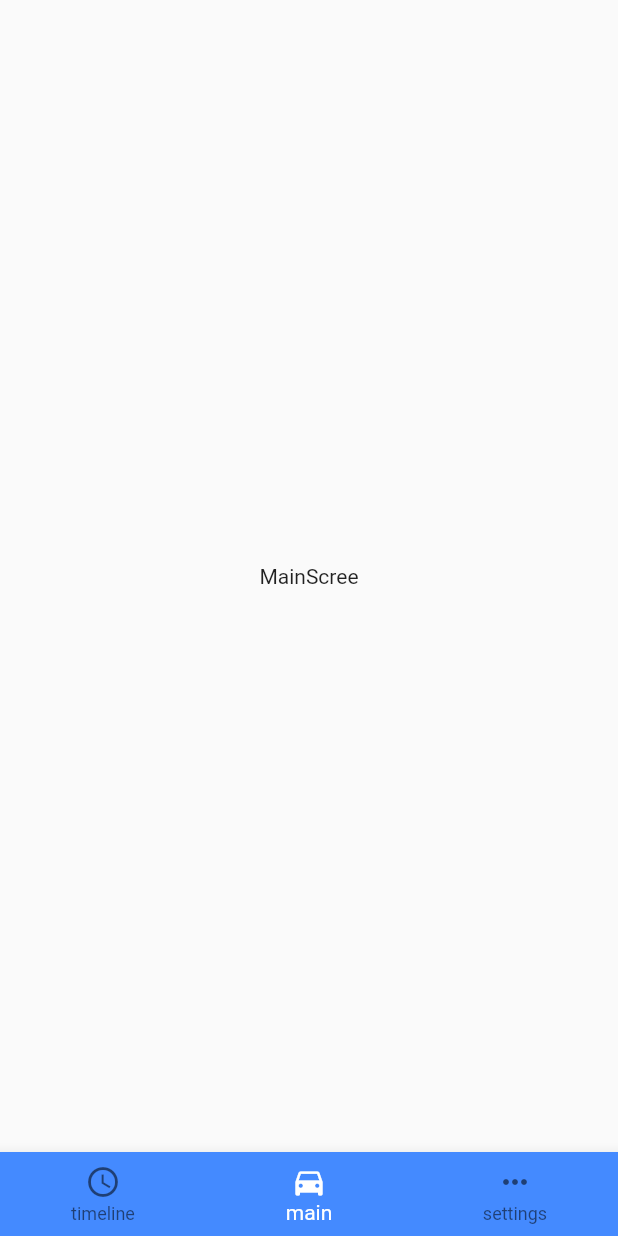
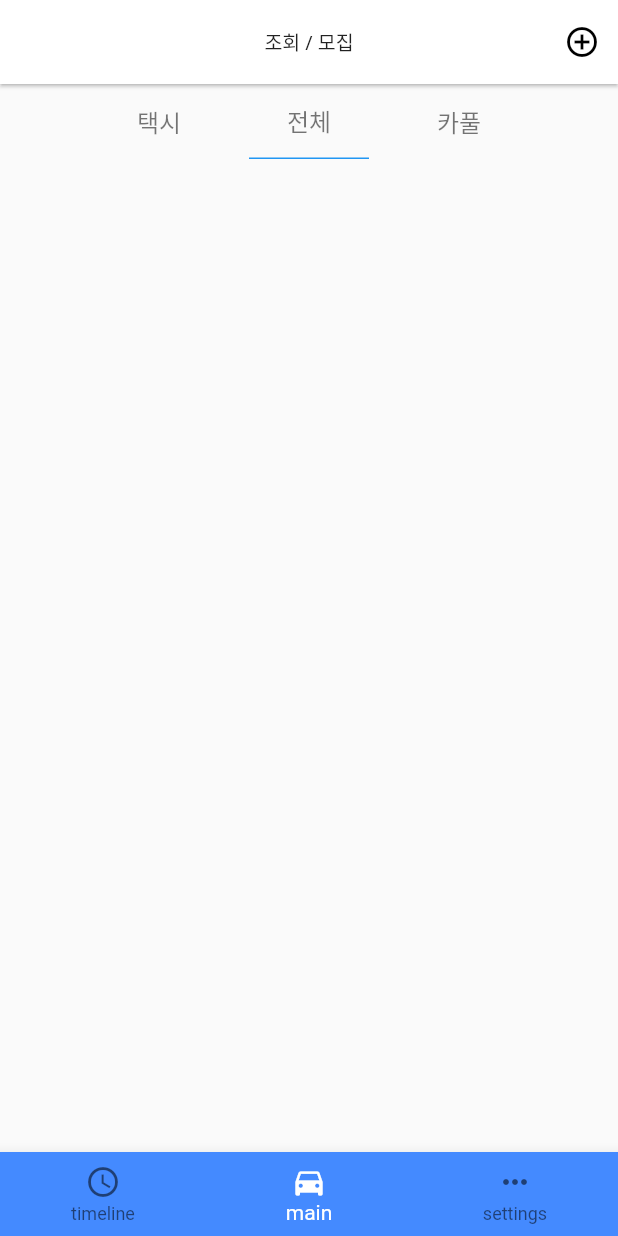
Before and after one commit to I-Taxi/itaxi-front, a Flutter app: the screen it shows after launch, after a tap on "Sign In", on a phone screen of 412 x 824 dp. Run offline on Flutter 3.47's test engine with Material 2 defaults, Android fonts, the phone set to English and light mode, and no system bars; our stand-ins replace get.

Commit message:
feat: Make tab view in mainScreen

```diff
--- /dev/null
+++ b/lib/controller/tabViewController.dart
@@ -0,0 +1,11 @@
+import 'package:flutter/material.dart';
+import 'package:get/get.dart';
+
+class TabViewController extends GetxController {
+  int currentIndex = 1;
+
+  void changeIndex(int index) {
+    currentIndex = index;
+    update();
+  }
+}
--- a/lib/mainScreen.dart
+++ b/lib/mainScreen.dart
@@ -1,13 +1,88 @@
+// ignore_for_file: prefer_const_constructors
+
 import 'package:flutter/material.dart';
+import 'package:get/get.dart';
+import 'package:itaxi/controller/tabViewController.dart';
+import 'package:itaxi/widget/tabView.dart';
 
 class MainScreen extends StatelessWidget {
-  const MainScreen({Key? key}) : super(key: key);
+  MainScreen({Key? key}) : super(key: key);
+
+  TabViewController _tabViewController = Get.put(TabViewController());
 
   @override
   Widget build(BuildContext context) {
+    final colorScheme = Theme.of(context).colorScheme;
+    final textTheme = Theme.of(context).textTheme;
     return SafeArea(
-        child: Scaffold(
-      body: Center(child: const Text('MainScree')),
-    ));
+      child: Scaffold(
+        appBar: AppBar(
+          // shadowColor: colorScheme.shadow,
+          elevation: 1.0,
+          centerTitle: true,
+          title: Text(
+            '조회 / 모집',
+            style: textTheme.subtitle1,
+          ),
+          actions: [
+            IconButton(
+              onPressed: () {},
+              tooltip: 'Add Post',
+              icon: Icon(
+                Icons.add_circle_outline,
+                // color: colorScheme.secondary,
+              ),
+            ),
+          ],
+        ),
+        body: GetBuilder<TabViewController>(
+          builder: (_) {
+            return Container(
+              child: Row(
+                mainAxisAlignment: MainAxisAlignment.center,
+                children: [
+                  GestureDetector(
+                    behavior: HitTestBehavior.opaque,
+                    onTap: () {
+                      _tabViewController.changeIndex(0);
+                    },
+                    child: (_tabViewController.currentIndex == 0)
+                        ? selectedTabView(viewTitle: '택시', textTheme: textTheme)
+                        : unSelectedTabView(
+                            viewTitle: '택시', textTheme: textTheme),
+                  ),
+                  const SizedBox(
+                    width: 20.0,
+                  ),
+                  GestureDetector(
+                    behavior: HitTestBehavior.opaque,
+                    onTap: () {
+                      _tabViewController.changeIndex(1);
+                    },
+                    child: (_tabViewController.currentIndex == 1)
+                        ? selectedTabView(viewTitle: '전체', textTheme: textTheme)
+                        : unSelectedTabView(
+                            viewTitle: '전체', textTheme: textTheme),
+                  ),
+                  const SizedBox(
+                    width: 20.0,
+                  ),
+                  GestureDetector(
+                    behavior: HitTestBehavior.opaque,
+                    onTap: () {
+                      _tabViewController.changeIndex(2);
+                    },
+                    child: (_tabViewController.currentIndex == 2)
+                        ? selectedTabView(viewTitle: '카풀', textTheme: textTheme)
+                        : unSelectedTabView(
+                            viewTitle: '카풀', textTheme: textTheme),
+                  ),
+                ],
+              ),
+            );
+          },
+        ),
+      ),
+    );
   }
 }
--- /dev/null
+++ b/lib/widget/tabView.dart
@@ -0,0 +1,34 @@
+import 'package:flutter/material.dart';
+
+Widget selectedTabView(
+    {required String viewTitle, required TextTheme textTheme}) {
+  return Container(
+    width: 80.0,
+    height: 50.0,
+    alignment: Alignment.center,
+    decoration: BoxDecoration(
+      border: Border(
+          bottom: BorderSide(
+        color: Colors.blue,
+        width: 1.0,
+      )),
+    ),
+    child: Text(
+      viewTitle,
+      style: textTheme.headline1,
+    ),
+  );
+}
+
+Widget unSelectedTabView(
+    {required String viewTitle, required TextTheme textTheme}) {
+  return Container(
+    width: 80.0,
+    height: 50.0,
+    alignment: Alignment.center,
+    child: Text(
+      viewTitle,
+      style: textTheme.headline1,
+    ),
+  );
+}
```
